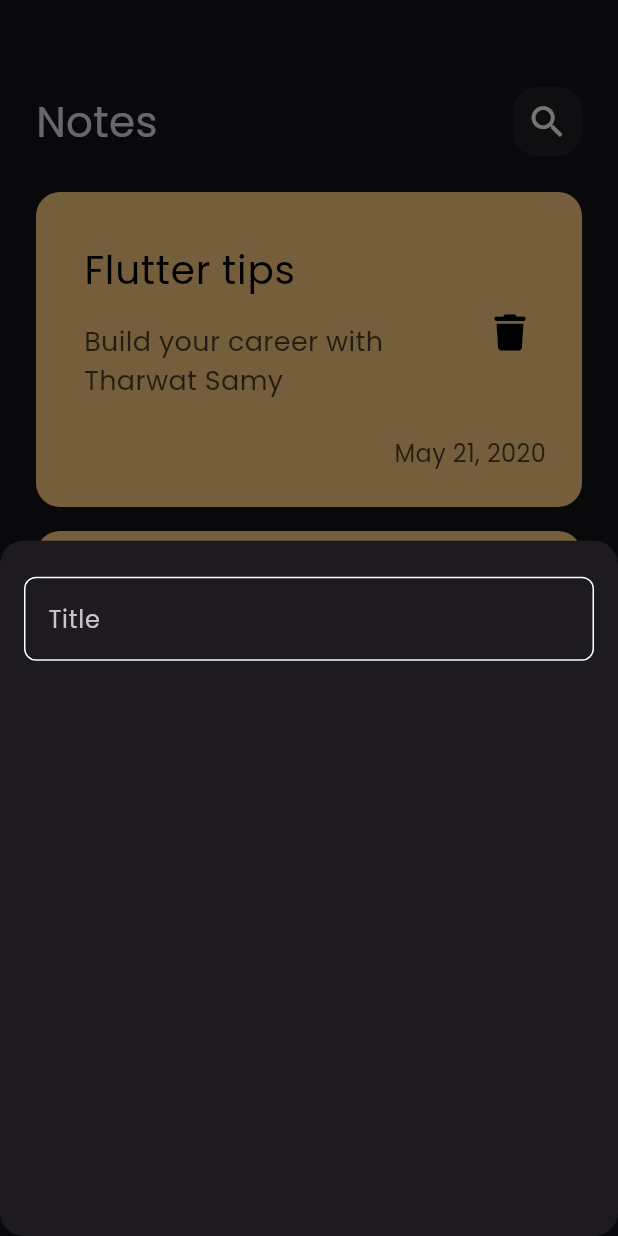
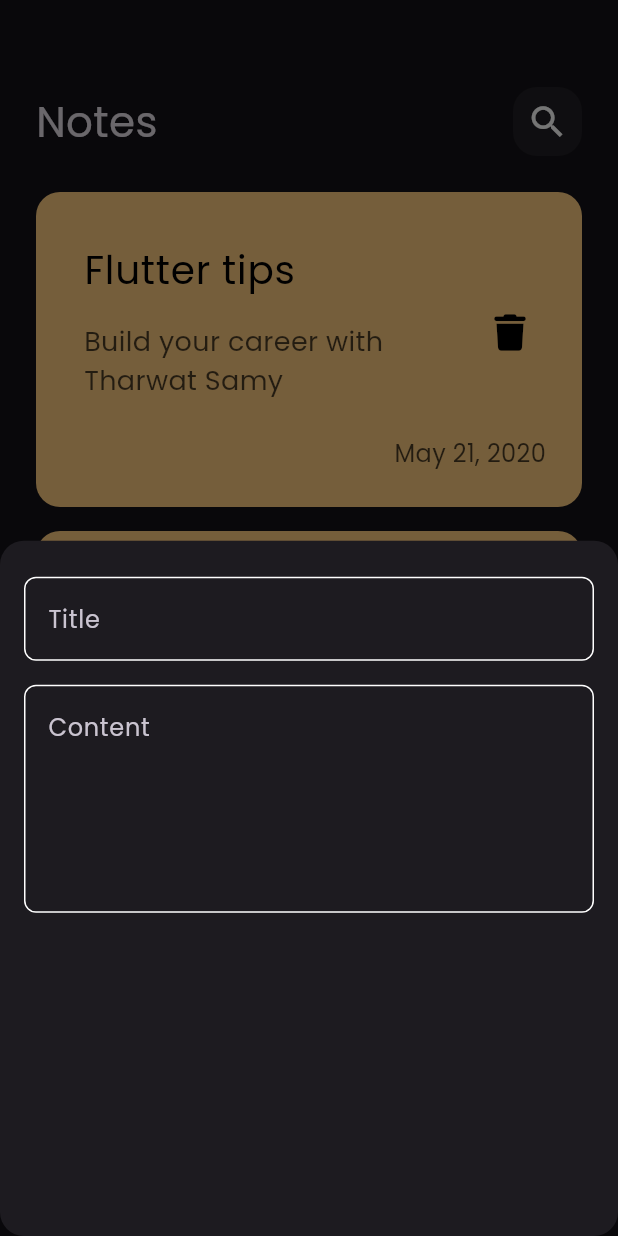
Before and after one commit to KhaledHAnter/notes_app, a Flutter app: the screen it shows after launch, after a tap on the "add" icon, on a phone screen of 412 x 824 dp. Run offline on Flutter 3.47's test engine with Material 3 defaults, Android fonts, the phone set to English and light mode, and no system bars; our stand-ins replace font_awesome_flutter, gap; project files that could hold a hidden picture were left out.

Commit message:
add field to buttom sheet

```diff
--- a/lib/Widgets/add_note_buttom_sheet.dart
+++ b/lib/Widgets/add_note_buttom_sheet.dart
@@ -14,7 +14,14 @@ class AddNoteButtomSheet extends StatelessWidget {
       child: Column(
         children: [
           Gap(24),
-          CustomTextField(),
+          CustomTextField(
+            hint: "Title",
+          ),
+          Gap(16),
+          CustomTextField(
+            hint: "Content",
+            maxLines: 5,
+          ),
         ],
       ),
     );
--- a/lib/Widgets/custom_text_field.dart
+++ b/lib/Widgets/custom_text_field.dart
@@ -2,14 +2,18 @@ import 'package:flutter/material.dart';
 import 'package:note_app_th/constants.dart';
 
 class CustomTextField extends StatelessWidget {
-  const CustomTextField({super.key});
+  const CustomTextField({super.key, required this.hint, this.maxLines = 1});
+
+  final String hint;
+  final int maxLines;
 
   @override
   Widget build(BuildContext context) {
     return TextField(
+      maxLines: maxLines,
       cursorColor: kPrimaryColor,
       decoration: InputDecoration(
-        hintText: "Title",
+        hintText: hint,
         border: buildBorder(),
         enabledBorder: buildBorder(),
         focusedBorder: buildBorder(kPrimaryColor),
```
